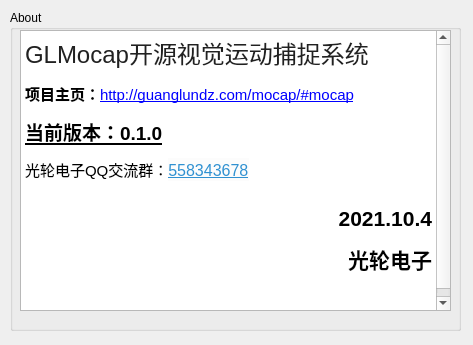
The window that src/formAbout/formabout.ui (guanglun/GLMocap) describes before a commit, drawn with Qt 5.
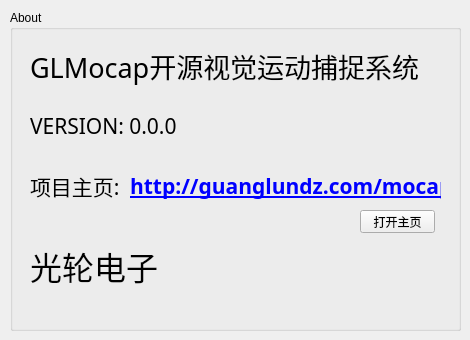
The same window after the commit.

```diff
--- a/src/formAbout/formabout.ui
+++ b/src/formAbout/formabout.ui
@@ -6,8 +6,8 @@
    <rect>
     <x>0</x>
     <y>0</y>
-    <width>473</width>
-    <height>345</height>
+    <width>470</width>
+    <height>340</height>
    </rect>
   </property>
   <property name="windowTitle">
@@ -25,27 +25,132 @@
    <property name="title">
     <string>About</string>
    </property>
-   <widget class="QTextBrowser" name="textBrowser">
+   <widget class="QLabel" name="lb_version">
     <property name="geometry">
      <rect>
-      <x>10</x>
-      <y>20</y>
-      <width>431</width>
-      <height>281</height>
+      <x>20</x>
+      <y>100</y>
+      <width>211</width>
+      <height>31</height>
      </rect>
     </property>
-    <property name="html">
-     <string>&lt;!DOCTYPE HTML PUBLIC &quot;-//W3C//DTD HTML 4.0//EN&quot; &quot;http://www.w3.org/TR/REC-html40/strict.dtd&quot;&gt;
-&lt;html&gt;&lt;head&gt;&lt;meta name=&quot;qrichtext&quot; content=&quot;1&quot; /&gt;&lt;style type=&quot;text/css&quot;&gt;
-p, li { white-space: pre-wrap; }
-&lt;/style&gt;&lt;/head&gt;&lt;body style=&quot; font-family:'SimSun'; font-size:9pt; font-weight:400; font-style:normal;&quot;&gt;
-&lt;p style=&quot; margin-top:12px; margin-bottom:12px; margin-left:0px; margin-right:0px; -qt-block-indent:0; text-indent:0px;&quot;&gt;&lt;span style=&quot; font-family:'-apple-system','BlinkMacSystemFont','Helvetica Neue','Helvetica','Arial','PingFang SC','Hiragino Sans GB','Microsoft YaHei','sans-serif'; font-size:xx-large; font-weight:496; color:#212121; vertical-align:middle;&quot;&gt;GLMocap开源视觉运动捕捉系统&lt;/span&gt;&lt;/p&gt;
-&lt;p style=&quot; margin-top:12px; margin-bottom:12px; margin-left:0px; margin-right:0px; -qt-block-indent:0; text-indent:0px;&quot;&gt;&lt;span style=&quot; font-size:11pt; font-weight:600;&quot;&gt;项目主页：&lt;/span&gt;&lt;span style=&quot; font-size:11pt; text-decoration: underline; color:#0000ff;&quot;&gt;http://guanglundz.com/mocap/#mocap&lt;/span&gt;&lt;/p&gt;
-&lt;p style=&quot; margin-top:12px; margin-bottom:12px; margin-left:0px; margin-right:0px; -qt-block-indent:0; text-indent:0px;&quot;&gt;&lt;span style=&quot; font-size:14pt; font-weight:600; text-decoration: underline; color:#000000;&quot;&gt;当前版本：0.1.0&lt;/span&gt;&lt;/p&gt;
-&lt;p style=&quot; margin-top:12px; margin-bottom:12px; margin-left:0px; margin-right:0px; -qt-block-indent:0; text-indent:0px;&quot;&gt;&lt;span style=&quot; font-size:11pt;&quot;&gt;光轮电子QQ交流群：&lt;/span&gt;&lt;a href=&quot;https://jq.qq.com/?_wv=1027&amp;amp;k=5YPH1CV&quot;&gt;&lt;span style=&quot; font-family:'Lato','proxima-nova','Helvetica Neue','Arial','sans-serif'; font-size:16px; text-decoration: underline; color:#3091d1; background-color:#fcfcfc;&quot;&gt;558343678&lt;/span&gt;&lt;/a&gt;&lt;br /&gt;&lt;/p&gt;
-&lt;p align=&quot;right&quot; style=&quot; margin-top:12px; margin-bottom:12px; margin-left:0px; margin-right:0px; -qt-block-indent:0; text-indent:0px;&quot;&gt;&lt;span style=&quot; font-size:16pt; font-weight:600;&quot;&gt;2021.10.4&lt;/span&gt;&lt;/p&gt;
-&lt;p align=&quot;right&quot; style=&quot; margin-top:12px; margin-bottom:12px; margin-left:0px; margin-right:0px; -qt-block-indent:0; text-indent:0px;&quot;&gt;&lt;span style=&quot; font-size:16pt; font-weight:600;&quot;&gt;光轮电子&lt;/span&gt;&lt;/p&gt;
-&lt;p style=&quot; margin-top:12px; margin-bottom:12px; margin-left:0px; margin-right:0px; -qt-block-indent:0; text-indent:0px;&quot;&gt;&lt;br /&gt;&lt;/p&gt;&lt;/body&gt;&lt;/html&gt;</string>
+    <property name="font">
+     <font>
+      <family>微软雅黑</family>
+      <pointsize>16</pointsize>
+      <weight>50</weight>
+      <bold>false</bold>
+     </font>
+    </property>
+    <property name="text">
+     <string>VERSION: 0.0.0</string>
+    </property>
+   </widget>
+   <widget class="QLabel" name="lb_version_2">
+    <property name="geometry">
+     <rect>
+      <x>20</x>
+      <y>160</y>
+      <width>101</width>
+      <height>31</height>
+     </rect>
+    </property>
+    <property name="font">
+     <font>
+      <family>微软雅黑</family>
+      <pointsize>16</pointsize>
+      <weight>50</weight>
+      <bold>false</bold>
+     </font>
+    </property>
+    <property name="text">
+     <string>项目主页: </string>
+    </property>
+   </widget>
+   <widget class="QLabel" name="lb_link">
+    <property name="geometry">
+     <rect>
+      <x>120</x>
+      <y>160</y>
+      <width>311</width>
+      <height>31</height>
+     </rect>
+    </property>
+    <property name="font">
+     <font>
+      <family>Adobe 繁黑體 Std B</family>
+      <pointsize>16</pointsize>
+      <weight>75</weight>
+      <bold>true</bold>
+      <underline>true</underline>
+     </font>
+    </property>
+    <property name="cursor">
+     <cursorShape>PointingHandCursor</cursorShape>
+    </property>
+    <property name="styleSheet">
+     <string notr="true">color:rgb(0, 0, 255)</string>
+    </property>
+    <property name="text">
+     <string>http://guanglundz.com/mocap</string>
+    </property>
+    <property name="scaledContents">
+     <bool>false</bool>
+    </property>
+   </widget>
+   <widget class="QPushButton" name="pb_openlink">
+    <property name="geometry">
+     <rect>
+      <x>350</x>
+      <y>200</y>
+      <width>75</width>
+      <height>23</height>
+     </rect>
+    </property>
+    <property name="text">
+     <string>打开主页</string>
+    </property>
+   </widget>
+   <widget class="QLabel" name="lb_version_3">
+    <property name="geometry">
+     <rect>
+      <x>20</x>
+      <y>30</y>
+      <width>401</width>
+      <height>51</height>
+     </rect>
+    </property>
+    <property name="font">
+     <font>
+      <family>微软雅黑</family>
+      <pointsize>20</pointsize>
+      <weight>50</weight>
+      <bold>false</bold>
+     </font>
+    </property>
+    <property name="text">
+     <string>GLMocap开源视觉运动捕捉系统</string>
+    </property>
+   </widget>
+   <widget class="QLabel" name="lb_version_4">
+    <property name="geometry">
+     <rect>
+      <x>20</x>
+      <y>220</y>
+      <width>141</width>
+      <height>71</height>
+     </rect>
+    </property>
+    <property name="font">
+     <font>
+      <family>微软雅黑</family>
+      <pointsize>24</pointsize>
+      <weight>50</weight>
+      <bold>false</bold>
+     </font>
+    </property>
+    <property name="text">
+     <string>光轮电子</string>
     </property>
    </widget>
   </widget>
```
